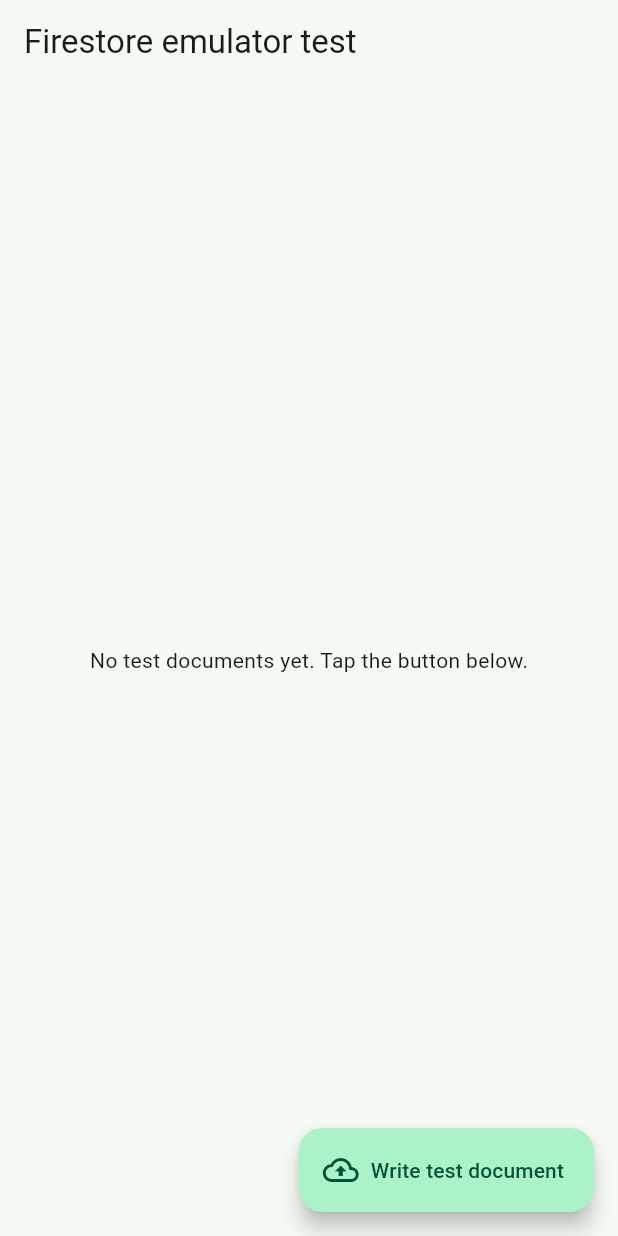
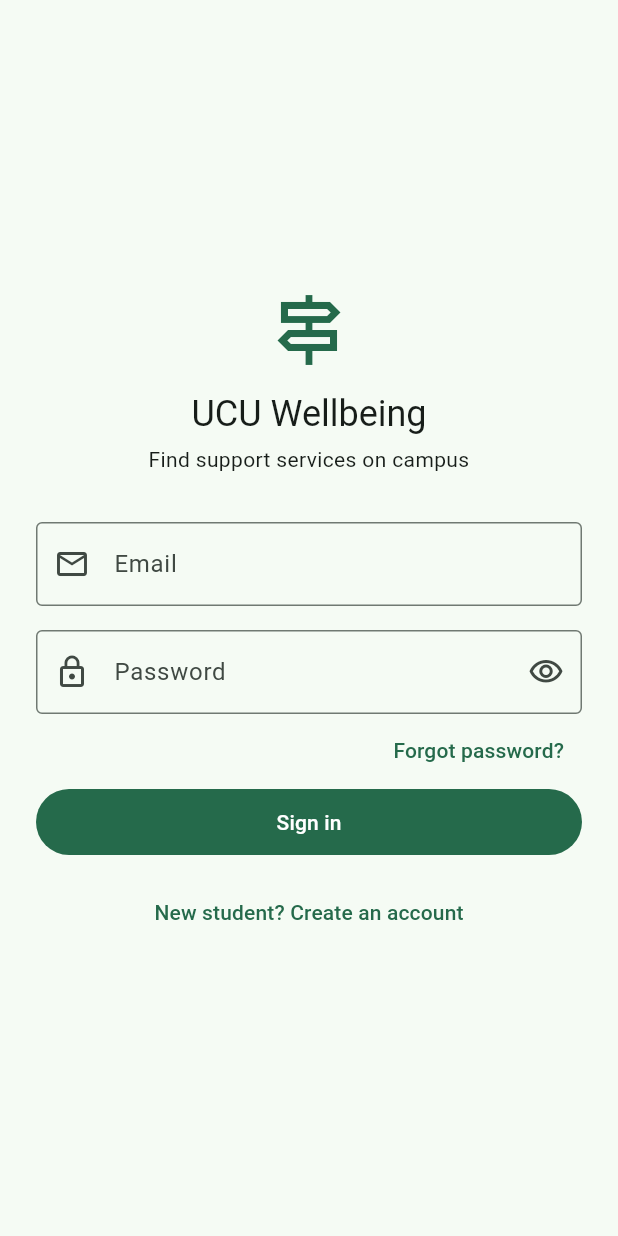
Before and after one commit to diDanji/ucu_wellbeing, a Flutter app: the screen it shows after launch, on a phone screen of 412 x 824 dp. Run offline on Flutter 3.47's test engine with Material 3 defaults, Android fonts, the phone set to English and light mode, and no system bars; our stand-ins replace cloud_firestore, firebase_auth, firebase_core; accounts and stored records are empty.

Commit message:
sprint 1 Task 3: Student registration and login (FR1)

```diff
--- a/lib/main.dart
+++ b/lib/main.dart
@@ -4,6 +4,7 @@
 import 'package:firebase_auth/firebase_auth.dart';
 import 'package:cloud_firestore/cloud_firestore.dart';
 import 'firebase_options.dart';
+import 'screens/auth/auth_gate.dart';
 
 /// While developing, talk to the local emulators instead of the real Firebase.
 const bool useEmulators = true;
@@ -36,7 +37,7 @@
         colorSchemeSeed: const Color(0xFF3F6E55),
         useMaterial3: true,
       ),
-      home: const SmokeTestPage(),
+            home: const AuthGate(),
     );
   }
 }
--- /dev/null
+++ b/lib/models/app_user.dart
@@ -0,0 +1,44 @@
+import 'package:cloud_firestore/cloud_firestore.dart';
+
+/// Roles used across the system (FR9 builds on this in Task 4).
+enum UserRole { student, staff, admin }
+
+UserRole roleFromString(String? value) {
+  switch (value) {
+    case 'staff':
+      return UserRole.staff;
+    case 'admin':
+      return UserRole.admin;
+    default:
+      return UserRole.student;
+  }
+}
+
+/// The profile stored at users/{uid}.
+/// Kept deliberately small: no health, mood or counselling data lives here.
+class AppUser {
+  final String uid;
+  final String fullName;
+  final String email;
+  final UserRole role;
+  final DateTime? createdAt;
+
+  const AppUser({
+    required this.uid,
+    required this.fullName,
+    required this.email,
+    required this.role,
+    this.createdAt,
+  });
+
+  factory AppUser.fromDoc(DocumentSnapshot<Map<String, dynamic>> doc) {
+    final data = doc.data() ?? {};
+    return AppUser(
+      uid: doc.id,
+      fullName: (data['fullName'] as String?) ?? '',
+      email: (data['email'] as String?) ?? '',
+      role: roleFromString(data['role'] as String?),
+      createdAt: (data['createdAt'] as Timestamp?)?.toDate(),
+    );
+  }
+}
--- /dev/null
+++ b/lib/screens/auth/auth_gate.dart
@@ -0,0 +1,27 @@
+import 'package:firebase_auth/firebase_auth.dart';
+import 'package:flutter/material.dart';
+
+import '../../services/auth_service.dart';
+import '../home/home_page.dart';
+import 'login_page.dart';
+
+/// Decides what to show: login when signed out, home when signed in.
+class AuthGate extends StatelessWidget {
+  const AuthGate({super.key});
+
+  @override
+  Widget build(BuildContext context) {
+    final auth = AuthService();
+    return StreamBuilder<User?>(
+      stream: auth.authStateChanges(),
+      builder: (context, snapshot) {
+        if (snapshot.connectionState == ConnectionState.waiting) {
+          return const Scaffold(body: Center(child: CircularProgressIndicator()));
+        }
+        final user = snapshot.data;
+        if (user == null) return const LoginPage();
+        return HomePage(uid: user.uid);
+      },
+    );
+  }
+}
--- /dev/null
+++ b/lib/screens/auth/login_page.dart
@@ -0,0 +1,154 @@
+import 'package:flutter/material.dart';
+
+import '../../services/auth_service.dart';
+import 'register_page.dart';
+
+class LoginPage extends StatefulWidget {
+  const LoginPage({super.key});
+
+  @override
+  State<LoginPage> createState() => _LoginPageState();
+}
+
+class _LoginPageState extends State<LoginPage> {
+  final _formKey = GlobalKey<FormState>();
+  final _email = TextEditingController();
+  final _password = TextEditingController();
+  final _auth = AuthService();
+  bool _busy = false;
+  bool _hide = true;
+  String? _error;
+
+  @override
+  void dispose() {
+    _email.dispose();
+    _password.dispose();
+    super.dispose();
+  }
+
+  Future<void> _submit() async {
+    if (!_formKey.currentState!.validate()) return;
+    setState(() {
+      _busy = true;
+      _error = null;
+    });
+    try {
+      await _auth.signIn(email: _email.text, password: _password.text);
+      // AuthGate switches to HomePage automatically.
+    } on AuthFailure catch (e) {
+      setState(() => _error = e.message);
+    } finally {
+      if (mounted) setState(() => _busy = false);
+    }
+  }
+
+  Future<void> _forgotPassword() async {
+    final email = _email.text.trim();
+    if (email.isEmpty) {
+      setState(() => _error = 'Type your email above first, then tap "Forgot password".');
+      return;
+    }
+    try {
+      await _auth.sendPasswordReset(email);
+      if (!mounted) return;
+      ScaffoldMessenger.of(context).showSnackBar(
+        const SnackBar(content: Text('If that account exists, a reset link has been sent.')),
+      );
+    } on AuthFailure catch (e) {
+      setState(() => _error = e.message);
+    }
+  }
+
+  @override
+  Widget build(BuildContext context) {
+    final theme = Theme.of(context);
+    return Scaffold(
+      body: SafeArea(
+        child: Center(
+          child: SingleChildScrollView(
+            padding: const EdgeInsets.all(24),
+            child: ConstrainedBox(
+              constraints: const BoxConstraints(maxWidth: 420),
+              child: Form(
+                key: _formKey,
+                child: Column(
+                  crossAxisAlignment: CrossAxisAlignment.stretch,
+                  children: [
+                    Icon(Icons.signpost_outlined, size: 56, color: theme.colorScheme.primary),
+                    const SizedBox(height: 12),
+                    Text('UCU Wellbeing',
+                        textAlign: TextAlign.center, style: theme.textTheme.headlineSmall),
+                    const SizedBox(height: 4),
+                    Text('Find support services on campus',
+                        textAlign: TextAlign.center, style: theme.textTheme.bodyMedium),
+                    const SizedBox(height: 32),
+                    TextFormField(
+                      controller: _email,
+                      keyboardType: TextInputType.emailAddress,
+                      autofillHints: const [AutofillHints.email],
+                      decoration: const InputDecoration(
+                        labelText: 'Email',
+                        prefixIcon: Icon(Icons.email_outlined),
+                        border: OutlineInputBorder(),
+                      ),
+                      validator: (v) =>
+                          (v == null || !v.contains('@')) ? 'Enter your email' : null,
+                    ),
+                    const SizedBox(height: 16),
+                    TextFormField(
+                      controller: _password,
+                      obscureText: _hide,
+                      autofillHints: const [AutofillHints.password],
+                      decoration: InputDecoration(
+                        labelText: 'Password',
+                        prefixIcon: const Icon(Icons.lock_outline),
+                        border: const OutlineInputBorder(),
+                        suffixIcon: IconButton(
+                          icon: Icon(_hide ? Icons.visibility_outlined : Icons.visibility_off_outlined),
+                          onPressed: () => setState(() => _hide = !_hide),
+                        ),
+                      ),
+                      validator: (v) => (v == null || v.isEmpty) ? 'Enter your password' : null,
+                      onFieldSubmitted: (_) => _submit(),
+                    ),
+                    Align(
+                      alignment: Alignment.centerRight,
+                      child: TextButton(
+                        onPressed: _busy ? null : _forgotPassword,
+                        child: const Text('Forgot password?'),
+                      ),
+                    ),
+                    if (_error != null) ...[
+                      Text(_error!, style: TextStyle(color: theme.colorScheme.error)),
+                      const SizedBox(height: 12),
+                    ],
+                    FilledButton(
+                      onPressed: _busy ? null : _submit,
+                      child: Padding(
+                        padding: const EdgeInsets.symmetric(vertical: 12),
+                        child: _busy
+                            ? const SizedBox(
+                                height: 20, width: 20,
+                                child: CircularProgressIndicator(strokeWidth: 2))
+                            : const Text('Sign in'),
+                      ),
+                    ),
+                    const SizedBox(height: 12),
+                    TextButton(
+                      onPressed: _busy
+                          ? null
+                          : () => Navigator.of(context).push(
+                                MaterialPageRoute(builder: (_) => const RegisterPage()),
+                              ),
+                      child: const Text('New student? Create an account'),
+                    ),
+                  ],
+                ),
+              ),
+            ),
+          ),
+        ),
+      ),
+    );
+  }
+}
--- /dev/null
+++ b/lib/services/auth_service.dart
@@ -0,0 +1,110 @@
+import 'package:cloud_firestore/cloud_firestore.dart';
+import 'package:firebase_auth/firebase_auth.dart';
+
+import '../models/app_user.dart';
+
+/// FR1 – student registration and login (email + password).
+class AuthService {
+  AuthService({FirebaseAuth? auth, FirebaseFirestore? db})
+      : _auth = auth ?? FirebaseAuth.instance,
+        _db = db ?? FirebaseFirestore.instance;
+
+  final FirebaseAuth _auth;
+  final FirebaseFirestore _db;
+
+  /// Leave empty to accept any email while testing on the emulator.
+  /// Before release, put the official UCU student email domain(s) here,
+  /// e.g. ['example.ucu.ac.ug'] — confirm the real domain with ICT first.
+  static const List<String> allowedEmailDomains = [];
+
+  Stream<User?> authStateChanges() => _auth.authStateChanges();
+
+  User? get currentUser => _auth.currentUser;
+
+  Stream<AppUser?> profileStream(String uid) {
+    return _db.collection('users').doc(uid).snapshots().map(
+          (doc) => doc.exists ? AppUser.fromDoc(doc) : null,
+        );
+  }
+
+  Future<void> register({
+    required String fullName,
+    required String email,
+    required String password,
+  }) async {
+    final cleanEmail = email.trim().toLowerCase();
+    if (allowedEmailDomains.isNotEmpty &&
+        !allowedEmailDomains.any((d) => cleanEmail.endsWith('@$d'))) {
+      throw const AuthFailure('Please use your UCU student email address.');
+    }
+
+    try {
+      final cred = await _auth.createUserWithEmailAndPassword(
+        email: cleanEmail,
+        password: password,
+      );
+      final user = cred.user!;
+      await user.updateDisplayName(fullName.trim());
+
+      // Every self-registered account is a student. Staff/admin roles are
+      // assigned by an administrator (Task 4), never chosen in the app.
+      await _db.collection('users').doc(user.uid).set({
+        'fullName': fullName.trim(),
+        'email': cleanEmail,
+        'role': 'student',
+        'createdAt': FieldValue.serverTimestamp(),
+      });
+    } on FirebaseAuthException catch (e) {
+      throw AuthFailure(_message(e));
+    }
+  }
+
+  Future<void> signIn({required String email, required String password}) async {
+    try {
+      await _auth.signInWithEmailAndPassword(
+        email: email.trim().toLowerCase(),
+        password: password,
+      );
+    } on FirebaseAuthException catch (e) {
+      throw AuthFailure(_message(e));
+    }
+  }
+
+  Future<void> sendPasswordReset(String email) async {
+    try {
+      await _auth.sendPasswordResetEmail(email: email.trim().toLowerCase());
+    } on FirebaseAuthException catch (e) {
+      throw AuthFailure(_message(e));
+    }
+  }
+
+  Future<void> signOut() => _auth.signOut();
+
+  String _message(FirebaseAuthException e) {
+    switch (e.code) {
+      case 'invalid-email':
+        return 'That email address doesn\'t look right.';
+      case 'email-already-in-use':
+        return 'An account already exists for that email. Try signing in.';
+      case 'weak-password':
+        return 'Use a stronger password (at least 8 characters).';
+      case 'user-not-found':
+      case 'wrong-password':
+      case 'invalid-credential':
+        return 'Email or password is incorrect.';
+      case 'too-many-requests':
+        return 'Too many attempts. Please wait a moment and try again.';
+      case 'network-request-failed':
+        return 'No connection. Check your internet (or that the emulators are running).';
+      default:
+        return 'Something went wrong (${e.code}). Please try again.';
+    }
+  }
+}
+
+class AuthFailure implements Exception {
+  const AuthFailure(this.message);
+  final String message;
+  @override
+  String toString() => message;
+}
--- a/pubspec.yaml
+++ b/pubspec.yaml
@@ -35,8 +35,8 @@
   # Use with the CupertinoIcons class for iOS style icons.
   cupertino_icons: ^1.0.8
   firebase_core: ^4.15.0
-  firebase_auth: ^6.7.0
-  cloud_firestore: ^6.10.0
+  firebase_auth: ^6.7.1
+  cloud_firestore: ^6.10.2
 
 dev_dependencies:
   flutter_test:
```
Also changed, not shown: lib/screens/auth/register_page.dart (added, +172 -0 lines), lib/screens/home/home_page.dart (added, +55 -0 lines), pubspec.lock, 2 other files.
